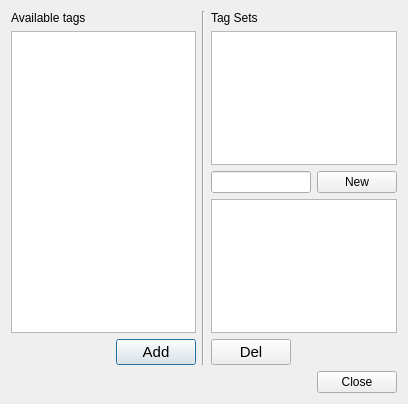
Before: the Qt Designer form src/tagset.ui in fontmatrix/fontmatrix, drawn with Qt 5.
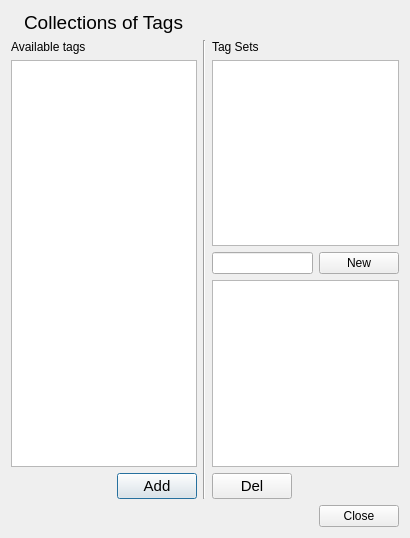
After: the same form once the commit is applied. Icons and pictures are not drawn.

```diff
--- a/src/tagset.ui
+++ b/src/tagset.ui
@@ -5,23 +5,60 @@
    <rect>
     <x>0</x>
     <y>0</y>
-    <width>408</width>
-    <height>404</height>
+    <width>410</width>
+    <height>538</height>
    </rect>
   </property>
   <property name="windowTitle" >
    <string>TagSet editor</string>
   </property>
   <property name="windowIcon" >
-   <iconset resource="application.qrc" >:/fontmatrix_tagseteditor.png</iconset>
+   <iconset resource="application.qrc" >:/fontmatrix_tagseteditor_icon.png</iconset>
   </property>
   <layout class="QGridLayout" >
    <item row="0" column="0" >
-    <layout class="QVBoxLayout" >
-     <item>
+    <layout class="QGridLayout" >
+     <item row="0" column="0" >
       <layout class="QHBoxLayout" >
        <item>
-        <layout class="QVBoxLayout" >
+        <widget class="QLabel" name="label_3" >
+         <property name="sizePolicy" >
+          <sizepolicy vsizetype="Fixed" hsizetype="Fixed" >
+           <horstretch>0</horstretch>
+           <verstretch>0</verstretch>
+          </sizepolicy>
+         </property>
+         <property name="text" >
+          <string/>
+         </property>
+         <property name="pixmap" >
+          <pixmap resource="application.qrc" >:/fontmatrix_tagseteditor.png</pixmap>
+         </property>
+        </widget>
+       </item>
+       <item>
+        <widget class="QLabel" name="label_4" >
+         <property name="font" >
+          <font>
+           <pointsize>14</pointsize>
+           <weight>50</weight>
+           <bold>false</bold>
+           <stylestrategy>PreferDefault</stylestrategy>
+           <kerning>true</kerning>
+          </font>
+         </property>
+         <property name="text" >
+          <string>Collections of Tags</string>
+         </property>
+         <property name="alignment" >
+          <set>Qt::AlignBottom|Qt::AlignLeading|Qt::AlignLeft</set>
+         </property>
+        </widget>
+       </item>
+      </layout>
+     </item>
+     <item row="1" column="0" >
+      <layout class="QHBoxLayout" >
          <item>
           <layout class="QVBoxLayout" >
            <item>
@@ -38,8 +75,6 @@
              </property>
             </widget>
            </item>
-          </layout>
-         </item>
          <item>
           <layout class="QHBoxLayout" >
            <item>
@@ -50,13 +85,19 @@
              <property name="sizeHint" >
               <size>
                <width>40</width>
-               <height>20</height>
+               <height>23</height>
               </size>
              </property>
             </spacer>
            </item>
            <item>
             <widget class="QPushButton" name="addToSetButton" >
+             <property name="sizePolicy" >
+              <sizepolicy vsizetype="Fixed" hsizetype="Minimum" >
+               <horstretch>0</horstretch>
+               <verstretch>0</verstretch>
+              </sizepolicy>
+             </property>
              <property name="font" >
               <font>
                <pointsize>11</pointsize>
@@ -151,7 +192,7 @@
        </item>
       </layout>
      </item>
-     <item>
+     <item row="2" column="0" >
       <layout class="QHBoxLayout" >
        <item>
         <spacer>
```
Lines whose indentation alone changed are shown as unchanged.
